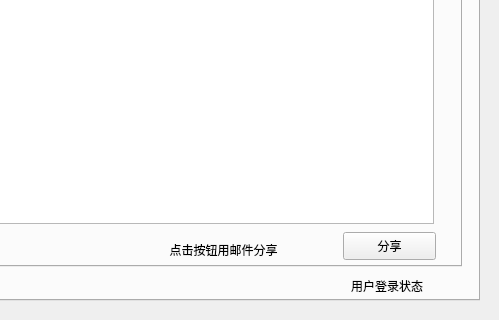
Old version of the form CloudBackup/ui/CloudBackup.ui in the repository qinxuye/CloudBackup; both pictures show x 211 to 710 and y 180 to 500 of the 710 by 500 pixel window.
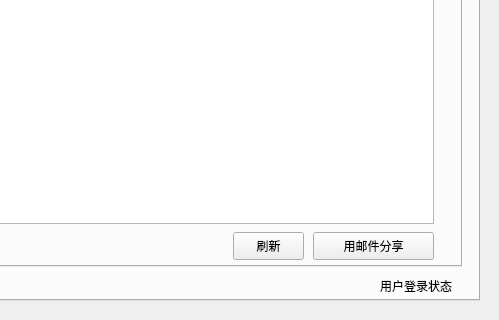
New version of the form. The open tabs and pages were chosen to show the change.

Diff of the .ui file:
```diff
--- a/CloudBackup/ui/CloudBackup.ui
+++ b/CloudBackup/ui/CloudBackup.ui
@@ -396,30 +396,27 @@
       <widget class="QPushButton" name="button_s_share">
        <property name="geometry">
         <rect>
-         <x>510</x>
+         <x>480</x>
          <y>320</y>
-         <width>93</width>
+         <width>121</width>
          <height>28</height>
         </rect>
        </property>
        <property name="text">
-        <string>分享</string>
+        <string>用邮件分享</string>
        </property>
       </widget>
-      <widget class="QLabel" name="lsshare">
+      <widget class="QPushButton" name="button_s_cloudflush">
        <property name="geometry">
         <rect>
-         <x>280</x>
-         <y>330</y>
-         <width>221</width>
-         <height>16</height>
+         <x>400</x>
+         <y>320</y>
+         <width>71</width>
+         <height>28</height>
         </rect>
        </property>
        <property name="text">
-        <string>点击按钮用邮件分享</string>
-       </property>
-       <property name="alignment">
-        <set>Qt::AlignCenter</set>
+        <string>刷新</string>
        </property>
       </widget>
      </widget>
@@ -465,9 +462,9 @@
     <widget class="QLabel" name="lsuserstate">
      <property name="geometry">
       <rect>
-       <x>540</x>
+       <x>370</x>
        <y>410</y>
-       <width>101</width>
+       <width>271</width>
        <height>20</height>
       </rect>
      </property>
@@ -480,6 +477,9 @@
      <property name="text">
       <string>用户登录状态</string>
      </property>
+     <property name="alignment">
+      <set>Qt::AlignRight|Qt::AlignTrailing|Qt::AlignVCenter</set>
+     </property>
     </widget>
    </widget>
    <widget class="QWidget" name="gctab">
```
Left out of the diff: 57 changed lines with no effect on the pictures.
